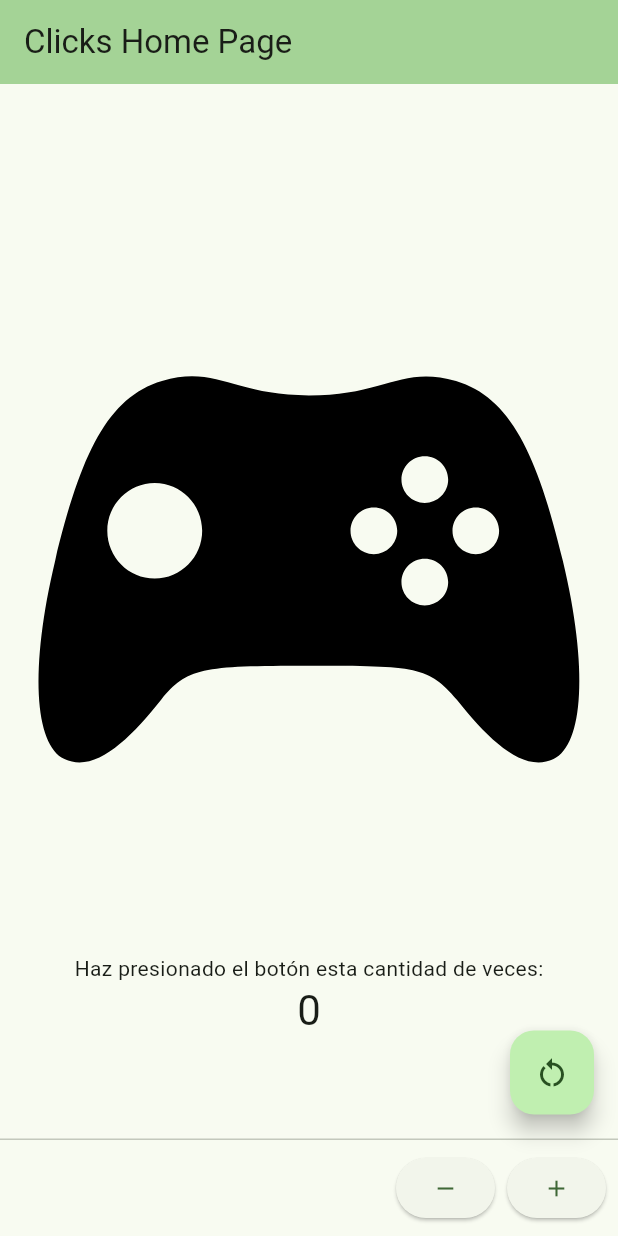
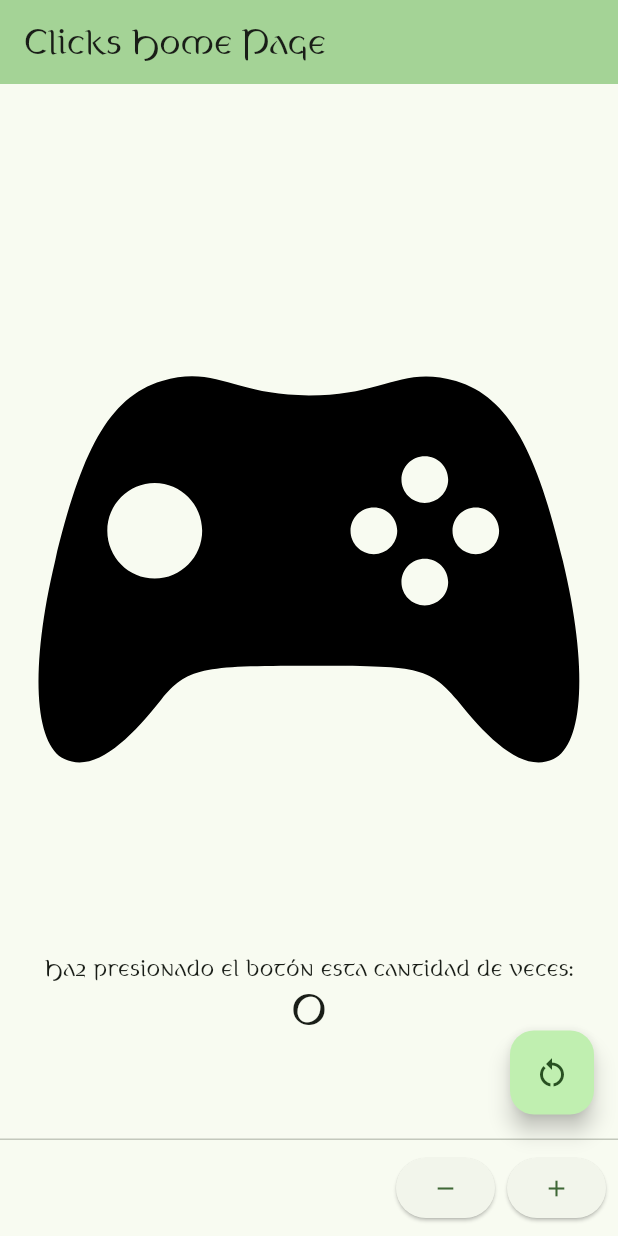
Before and after one commit to GermanAliaga/3479A321_2019479016, a Flutter app: the screen it shows after launch, on a phone screen of 412 x 824 dp. Run offline on Flutter 3.47's test engine with Material 3 defaults, Android fonts, the phone set to English and light mode, and no system bars; our stand-ins replace flutter_svg.

Commit message:
incorporación de fuentes

```diff
--- a/lib/main.dart
+++ b/lib/main.dart
@@ -31,7 +31,9 @@ class MyApp extends StatelessWidget {
         // tested with just a hot reload.
         colorScheme: ColorScheme.fromSeed(
             seedColor: const Color.fromARGB(255, 1, 255, 26)),
+        brightness: Brightness.light,
         useMaterial3: true,
+        fontFamily: 'Celtic',
       ),
       home: const MyHomePage(title: 'Clicks Home Page'),
     );
```
Also changed, not shown: pubspec.yaml (+9 -0 lines), fonts/Celtica-Bold.ttf (added), fonts/Celtica-BoldOblique.ttf (added), fonts/Celtica-Book.ttf (added), fonts/Celtica-BookOblique.ttf (added).
